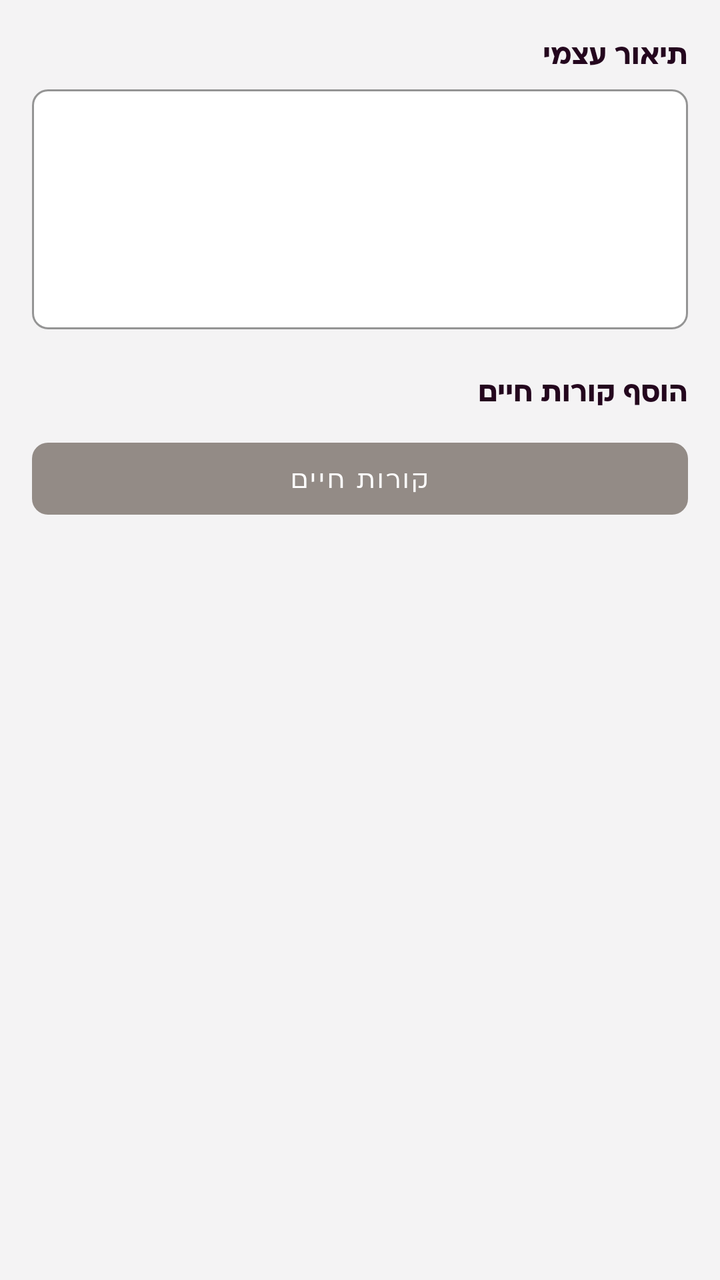
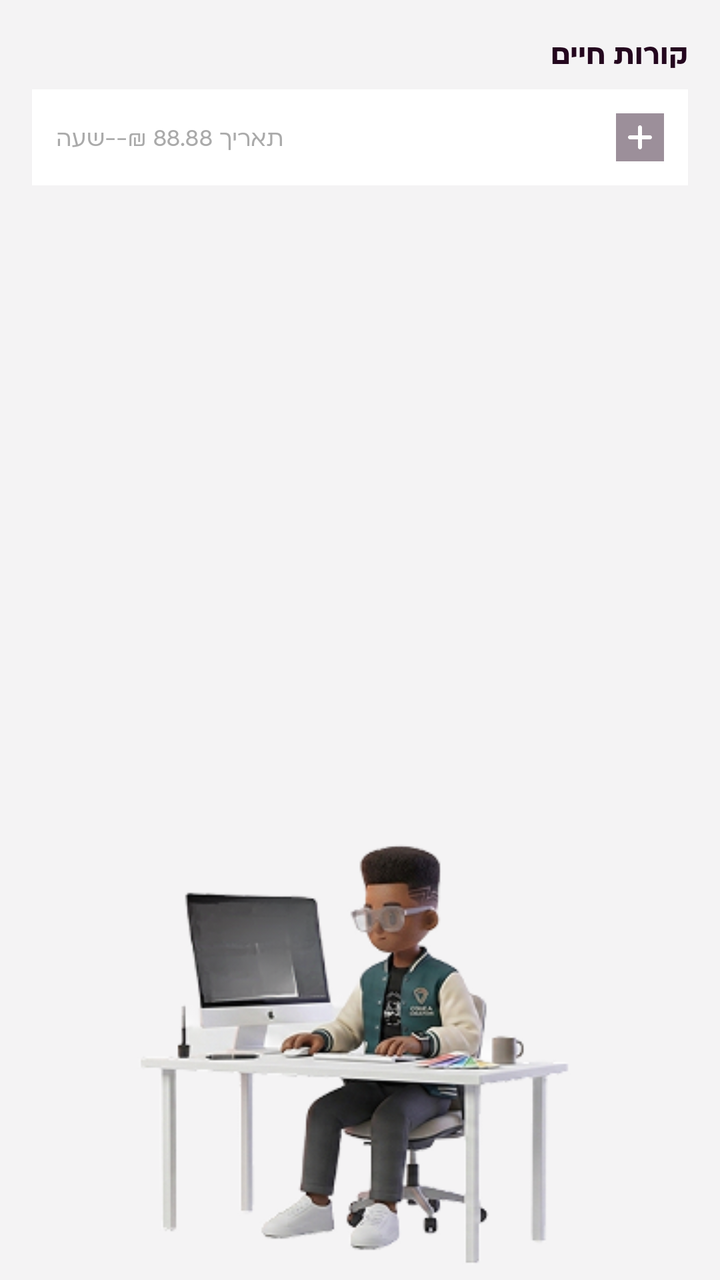

Two renders of the same Android screen: before a commit and after it. Below are the layout's source before the change and the commit's diff.
<!-- AndroidManifest.xml: application theme Theme.ClickJob_FinalProject -->
<!-- res/layout/fragment_register_step4.xml -->
<?xml version="1.0" encoding="utf-8"?>
<LinearLayout xmlns:android="http://schemas.android.com/apk/res/android"
    android:layout_width="match_parent"
    android:layout_height="match_parent"
    xmlns:app="http://schemas.android.com/apk/res-auto"
    android:orientation="vertical"
    android:layoutDirection="rtl"
    android:paddingHorizontal="16dp"
    android:background="@color/screen_bg"
    android:paddingTop="16dp">

    
    <TextView
        android:layout_width="match_parent"
        android:layout_height="wrap_content"
        android:text="תיאור עצמי"
        android:textSize="16sp"
        android:fontFamily="@font/ploni_bold_aaa"
        android:textColor="@color/DarkDeep"
        android:gravity="start"
        android:layout_marginBottom="8dp"/>

    <com.google.android.material.textfield.TextInputLayout
        android:id="@+id/tilBio"
        style="@style/Widget.MaterialComponents.TextInputLayout.OutlinedBox"
        android:layout_width="match_parent"
        android:layout_height="wrap_content"
        app:hintEnabled="false"
        app:boxCornerRadiusTopStart="8dp"
        app:boxCornerRadiusTopEnd="8dp"
        app:boxCornerRadiusBottomStart="8dp"
        app:boxCornerRadiusBottomEnd="8dp"
        app:boxStrokeColor="@color/gray04"
        app:boxStrokeWidth="1dp"
        app:boxBackgroundColor="@android:color/white"
        android:layout_marginBottom="20dp">

        <com.google.android.material.textfield.TextInputEditText
            android:id="@+id/etBio"
            android:layout_width="match_parent"
            android:layout_height="120dp"
            android:inputType="textMultiLine"
            android:gravity="top|start"
            android:textSize="13sp"
            android:fontFamily="@font/ploni_regular_aaa"
            android:textColor="#333333"/>

    </com.google.android.material.textfield.TextInputLayout>

    
    <TextView
        android:layout_width="match_parent"
        android:layout_height="wrap_content"
        android:text="הוסף קורות חיים"
        android:textSize="16sp"
        android:fontFamily="@font/ploni_bold_aaa"
        android:textColor="@color/DarkDeep"
        android:gravity="start"
        android:layout_marginBottom="10dp"/>

    <com.google.android.material.button.MaterialButton
        android:id="@+id/btnUploadCV"
        style="@style/Widget.MaterialComponents.Button.OutlinedButton"
        android:layout_width="match_parent"
        android:layout_height="48dp"
        android:text="קורות חיים"
        android:textColor="@color/white"
        android:textSize="14sp"
        android:fontFamily="@font/ploni_regular_aaa"
        app:backgroundTint="#938B86"
        app:strokeWidth="0dp"
        app:cornerRadius="8dp"/>

</LinearLayout>
<!-- resources referenced by this layout -->
<resources>
  <color name="DarkDeep">#24061E</color>
  <color name="gray04">#9C8F9A</color>
  <color name="screen_bg">#F4F3F4</color>
  <color name="white">#FFFFFFFF</color>
  <style name="Theme.ClickJob_FinalProject" parent="Base.Theme.ClickJob_FinalProject" />
  <style name="Base.Theme.ClickJob_FinalProject" parent="Theme.Material3.DayNight.NoActionBar">
          
          
      </style>
</resources>

<!-- the commit's change to res/layout/fragment_register_step4.xml (unified diff, before → after) -->
@@ -1,74 +1,70 @@
 <?xml version="1.0" encoding="utf-8"?>
 <LinearLayout xmlns:android="http://schemas.android.com/apk/res/android"
+    xmlns:app="http://schemas.android.com/apk/res-auto"
     android:layout_width="match_parent"
     android:layout_height="match_parent"
-    xmlns:app="http://schemas.android.com/apk/res-auto"
     android:orientation="vertical"
     android:layoutDirection="rtl"
+    android:background="@color/screen_bg"
     android:paddingHorizontal="16dp"
-    android:background="@color/screen_bg"
     android:paddingTop="16dp">
 
     
     <TextView
         android:layout_width="match_parent"
         android:layout_height="wrap_content"
-        android:text="תיאור עצמי"
+        android:text="קורות חיים"
         android:textSize="16sp"
         android:fontFamily="@font/ploni_bold_aaa"
         android:textColor="@color/DarkDeep"
         android:gravity="start"
         android:layout_marginBottom="8dp"/>
 
-    <com.google.android.material.textfield.TextInputLayout
-        android:id="@+id/tilBio"
-        style="@style/Widget.MaterialComponents.TextInputLayout.OutlinedBox"
+    
+    <LinearLayout
+        android:id="@+id/llAddCV"
         android:layout_width="match_parent"
-        android:layout_height="wrap_content"
-        app:hintEnabled="false"
-        app:boxCornerRadiusTopStart="8dp"
-        app:boxCornerRadiusTopEnd="8dp"
-        app:boxCornerRadiusBottomStart="8dp"
-        app:boxCornerRadiusBottomEnd="8dp"
-        app:boxStrokeColor="@color/gray04"
-        app:boxStrokeWidth="1dp"
-        app:boxBackgroundColor="@android:color/white"
-        android:layout_marginBottom="20dp">
+        android:layout_height="48dp"
+        android:orientation="horizontal"
+        android:gravity="center_vertical"
+        android:background="@android:color/white"
+        android:paddingHorizontal="12dp">
 
-        <com.google.android.material.textfield.TextInputEditText
-            android:id="@+id/etBio"
-            android:layout_width="match_parent"
-            android:layout_height="120dp"
-            android:inputType="textMultiLine"
-            android:gravity="top|start"
+        
+        <TextView
+            android:layout_width="wrap_content"
+            android:layout_height="wrap_content"
+            android:text="תאריך 88.88 ₪--שעה"
             android:textSize="13sp"
             android:fontFamily="@font/ploni_regular_aaa"
-            android:textColor="#333333"/>
+            android:textColor="#AAAAAA"/>
 
-    </com.google.android.material.textfield.TextInputLayout>
+
+        <Space
+            android:layout_width="0dp"
+            android:layout_height="1dp"
+            android:layout_weight="1"/>
+
+
+        
+        <ImageView
+            android:id="@+id/btnAddCV"
+            android:layout_width="24dp"
+            android:layout_height="24dp"
+            android:src="@drawable/ic_plus"
+            android:background="@color/gray04"
+            android:layout_marginStart="8dp"/>
+
+    </LinearLayout>
 
     
-    <TextView
-        android:layout_width="match_parent"
-        android:layout_height="wrap_content"
-        android:text="הוסף קורות חיים"
-        android:textSize="16sp"
-        android:fontFamily="@font/ploni_bold_aaa"
-        android:textColor="@color/DarkDeep"
-        android:gravity="start"
-        android:layout_marginBottom="10dp"/>
-
-    <com.google.android.material.button.MaterialButton
-        android:id="@+id/btnUploadCV"
-        style="@style/Widget.MaterialComponents.Button.OutlinedButton"
-        android:layout_width="match_parent"
-        android:layout_height="48dp"
-        android:text="קורות חיים"
-        android:textColor="@color/white"
-        android:textSize="14sp"
-        android:fontFamily="@font/ploni_regular_aaa"
-        app:backgroundTint="#938B86"
-        app:strokeWidth="0dp"
-        app:cornerRadius="8dp"/>
+    <ImageView
+        android:id="@+id/ivIllustration"
+        android:layout_width="260dp"
+        android:layout_height="260dp"
+        android:src="@drawable/img_register_illustration"
+        android:scaleType="fitCenter"
+        android:layout_gravity="center"
+        android:layout_marginTop="300dp"/>
 
 </LinearLayout>
<!-- resource entries referenced after the edit -->
@@ -3,7 +3,17 @@
   <color name="DarkDeep">#24061E</color>
   <color name="gray04">#9C8F9A</color>
   <color name="screen_bg">#F4F3F4</color>
-  <color name="white">#FFFFFFFF</color>
+  <!-- drawable ic_plus (drawable) -->
+  <vector xmlns:android="http://schemas.android.com/apk/res/android"
+      android:width="24dp"
+      android:height="24dp"
+      android:viewportWidth="24"
+      android:viewportHeight="24">
+    <path
+        android:pathData="M17,11H13V7C13,6.735 12.895,6.48 12.707,6.293C12.52,6.105 12.265,6 12,6C11.735,6 11.48,6.105 11.293,6.293C11.105,6.48 11,6.735 11,7V11H7C6.735,11 6.48,11.105 6.293,11.293C6.105,11.48 6,11.735 6,12C6,12.265 6.105,12.52 6.293,12.707C6.48,12.895 6.735,13 7,13H11V17C11,17.265 11.105,17.52 11.293,17.707C11.48,17.895 11.735,18 12,18C12.265,18 12.52,17.895 12.707,17.707C12.895,17.52 13,17.265 13,17V13H17C17.265,13 17.52,12.895 17.707,12.707C17.895,12.52 18,12.265 18,12C18,11.735 17.895,11.48 17.707,11.293C17.52,11.105 17.265,11 17,11Z"
+        android:fillColor="#ffffff"/>
+  </vector>
+  <!-- drawable img_register_illustration: png bitmap (drawable, 68251 bytes) -->
   <style name="Theme.ClickJob_FinalProject" parent="Base.Theme.ClickJob_FinalProject" />
   <style name="Base.Theme.ClickJob_FinalProject" parent="Theme.Material3.DayNight.NoActionBar">
           
